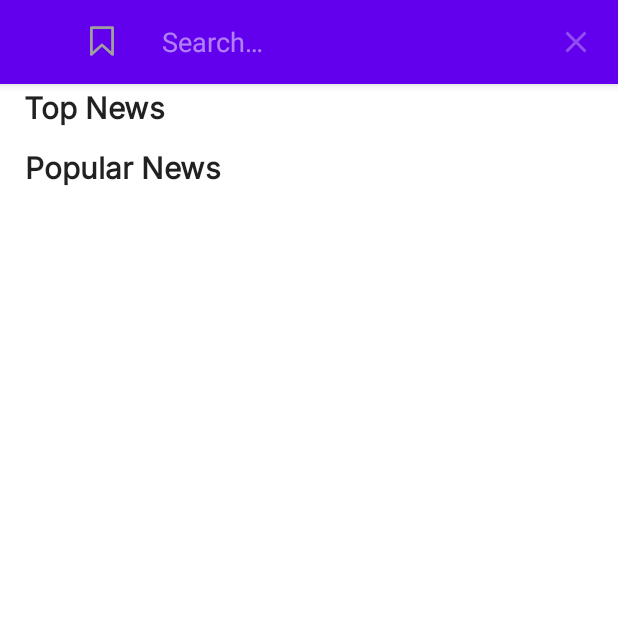
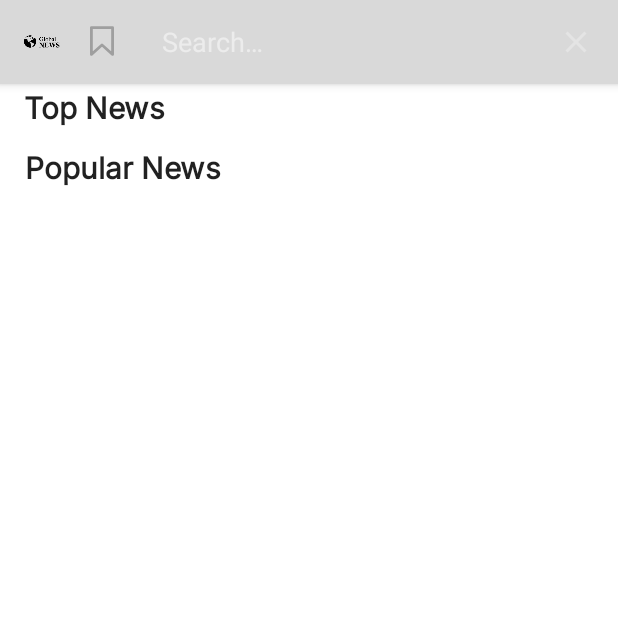
Before and after one commit to KiranSrinivasRao/News, an Android app: the screen it shows after launch (NewsActivity), after a tap on "Search", on a phone screen of 412 x 824 dp, the top half of it. Run offline under Robolectric (Android 15) with nearby library versions, the phone set to English and light mode, and no system bars; pictures from the network do not load.

Commit message:
UI changes - on the ActionBar (SupportActionBar in Activity<-onResume)

```diff
--- a/app/src/main/AndroidManifest.xml
+++ b/app/src/main/AndroidManifest.xml
@@ -9,13 +9,11 @@
     <application
         android:name=".NewsApp"
         android:allowBackup="true"
-        android:dataExtractionRules="@xml/data_extraction_rules"
-        android:fullBackupContent="@xml/backup_rules"
+        android:logo="@drawable/global_news_text"
         android:icon="@mipmap/ic_launcher"
         android:label="@string/app_name"
         android:roundIcon="@mipmap/ic_launcher_round"
         android:supportsRtl="true"
-
         android:theme="@style/Theme.NewsApp"
         tools:targetApi="31">
         <activity
--- a/app/src/main/java/com/ikran/newsapp/ui/news/NewsActivity.kt
+++ b/app/src/main/java/com/ikran/newsapp/ui/news/NewsActivity.kt
@@ -1,5 +1,7 @@
 package com.ikran.newsapp.ui.news
 
+import android.graphics.Color
+import android.graphics.drawable.ColorDrawable
 import android.os.Bundle
 import androidx.appcompat.app.AppCompatActivity
 import androidx.lifecycle.ViewModelProvider
@@ -28,5 +30,16 @@ class NewsActivity : AppCompatActivity() {
         viewModel = ViewModelProvider(this, viewModelProviderFactory).get(NewsViewModel::class.java)
     }
 
-    fun isTopFragmentConsumedBackPress() = getTopFragment<BackPressHandler>()?.onBackPressed() == true
+    override fun onResume() {
+        super.onResume()
+        supportActionBar?.setDisplayShowHomeEnabled(true)
+        supportActionBar?.setLogo(R.drawable.global_news_text)
+        supportActionBar?.setDisplayUseLogoEnabled(true)
+        supportActionBar?.setTitle("")
+        val colorDrawable = ColorDrawable(Color.parseColor("#D9D9D9"))
+        supportActionBar?.setBackgroundDrawable(colorDrawable)
+    }
+
+    fun isTopFragmentConsumedBackPress() =
+        getTopFragment<BackPressHandler>()?.onBackPressed() == true // ktlint-disable max-line-length
 }
--- a/app/src/main/java/com/ikran/newsapp/ui/news/NewsViewModel.kt
+++ b/app/src/main/java/com/ikran/newsapp/ui/news/NewsViewModel.kt
@@ -11,9 +11,9 @@ import com.ikran.newsapp.NewsApp
 import com.ikran.newsapp.data.NewsApiResponse
 import com.ikran.newsapp.repository.NewsRepository
 import com.ikran.newsapp.util.Resource
+import java.io.IOException
 import kotlinx.coroutines.launch
 import retrofit2.Response
-import java.io.IOException
 
 class NewsViewModel(app: Application, val newsRepository: NewsRepository) :
     AndroidViewModel(app) {
@@ -30,15 +30,16 @@ class NewsViewModel(app: Application, val newsRepository: NewsRepository) :
         getTopNews(countryCode = "in")
     }
 
-    fun getTopNews(countryCode: String, pageNumber: Int = 1) = viewModelScope.launch {
+    fun getTopNews(countryCode: String) = viewModelScope.launch {
         safeTopNewsCall(countryCode, topNewsPage)
     }
 
-    fun searchNews(query: String, pageNumber: Int = 1) = viewModelScope.launch {
+    fun searchNews(query: String) = viewModelScope.launch {
         safeSearchNewsCall(query, searchNewsPage)
     }
 
-    private fun handleTopNewsResponse(response: Response<NewsApiResponse>): Resource<NewsApiResponse> {
+    private fun handleTopNewsResponse(response: Response<NewsApiResponse>):
+        Resource<NewsApiResponse> {
         if (response.isSuccessful) {
             response.body()?.let { resultResponse ->
                 topNewsPage++
@@ -55,7 +56,7 @@ class NewsViewModel(app: Application, val newsRepository: NewsRepository) :
         return Resource.Error(response.message())
     }
 
-    private fun handleSearchNewsResponse(response: Response<NewsApiResponse>): Resource<NewsApiResponse> {
+    private fun handleSearchNewsResponse(response: Response<NewsApiResponse>): Resource<NewsApiResponse> { // ktlint-disable max-line-length
         if (response.isSuccessful) {
             response.body()?.let { resultResponse ->
                 searchNewsPage++
@@ -84,7 +85,9 @@ class NewsViewModel(app: Application, val newsRepository: NewsRepository) :
             capabilities.hasTransport(NetworkCapabilities.TRANSPORT_WIFI) -> true
             capabilities.hasTransport(NetworkCapabilities.TRANSPORT_CELLULAR) -> true
             capabilities.hasTransport(NetworkCapabilities.TRANSPORT_ETHERNET) -> true
-            else -> { false }
+            else -> {
+                false
+            }
         }
     }
 
--- a/app/src/main/java/com/ikran/newsapp/ui/news/NewsViewModelProviderFactory.kt
+++ b/app/src/main/java/com/ikran/newsapp/ui/news/NewsViewModelProviderFactory.kt
@@ -5,7 +5,8 @@ import androidx.lifecycle.ViewModel
 import androidx.lifecycle.ViewModelProvider
 import com.ikran.newsapp.repository.NewsRepository
 
-class NewsViewModelProviderFactory(val app: Application, val newsRepository: NewsRepository) : ViewModelProvider.Factory {
+class NewsViewModelProviderFactory(val app: Application, val newsRepository: NewsRepository) :
+    ViewModelProvider.Factory {
 
     override fun <T : ViewModel> create(modelClass: Class<T>): T {
         return NewsViewModel(app, newsRepository) as T
--- a/app/src/main/java/com/ikran/newsapp/ui/news/TopNewsFragment.kt
+++ b/app/src/main/java/com/ikran/newsapp/ui/news/TopNewsFragment.kt
@@ -57,7 +57,7 @@ class TopNewsFragment : Fragment() {
                     job = MainScope().launch {
                         delay(500L)
                         if (!query.isNullOrBlank()) {
-                            viewModel.searchNews(query, 1)
+                            viewModel.searchNews(query)
                         }
                     }
                     return true
--- a/app/src/main/java/com/ikran/newsapp/util/FragmentExtensions.kt
+++ b/app/src/main/java/com/ikran/newsapp/util/FragmentExtensions.kt
@@ -1,6 +1,6 @@
-package com.ikran.newsapp.util
+package com.ikran.newsapp.util // ktlint-disable filename
 
 import androidx.fragment.app.FragmentActivity
 
-inline fun<reified T> FragmentActivity.getTopFragment(): T? =
+inline fun <reified T> FragmentActivity.getTopFragment(): T? =
     supportFragmentManager.fragments.firstOrNull()?.let { it as? T }
--- a/app/src/main/res/values-night/themes.xml
+++ b/app/src/main/res/values-night/themes.xml
@@ -10,7 +10,7 @@
         <item name="colorSecondaryVariant">@color/teal_200</item>
         <item name="colorOnSecondary">@color/black</item>
         <!-- Status bar color. -->
-        <item name="android:statusBarColor" tools:targetApi="l">?attr/colorPrimaryVariant</item>
+        <item name="android:statusBarColor" >?attr/colorOnPrimary</item>
         <!-- Customize your theme here. -->
     </style>
 </resources>
--- a/app/src/main/res/values/strings.xml
+++ b/app/src/main/res/values/strings.xml
@@ -8,4 +8,6 @@
     <string name="description">Description</string>
     <string name="news_source">News Source</string>
     <string name="content_description">content description</string>
+    <string name="empty">.</string>
+    <string name="search_hint">search</string>
 </resources>
--- a/app/src/main/res/values/themes.xml
+++ b/app/src/main/res/values/themes.xml
@@ -13,7 +13,7 @@
         <item name="colorOnSecondary">@color/black</item>
 
         <!-- Status bar color. -->
-        <item name="android:statusBarColor" tools:targetApi="l">?attr/colorPrimaryVariant</item>
+        <item name="android:statusBarColor" >@color/border_line</item>
 
         <!-- Customize your theme here. -->
         <item name="windowActionModeOverlay">true</item>
```
Also changed, not shown: app/src/main/res/values/font_certs.xml (deleted, +0 -17 lines), app/src/main/res/values/style.xml (+17 -0 lines), 4 other files.
